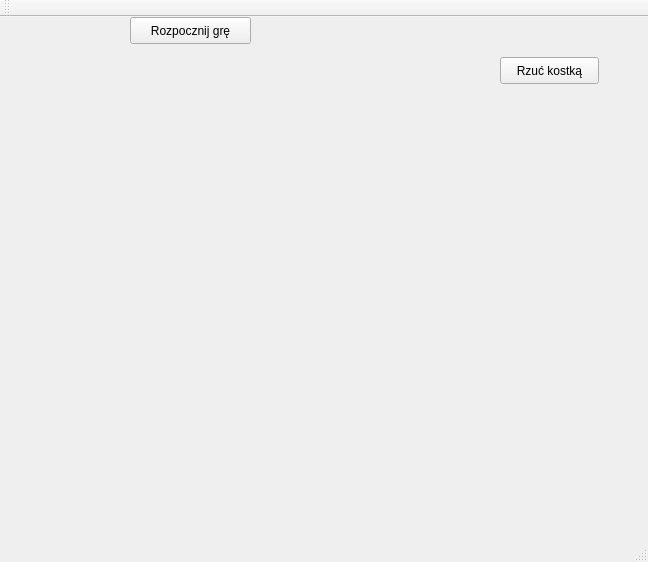
Qt form Chinczyk/mainwindow.ui (sabinakaczor/C_Cpp) before a commit.
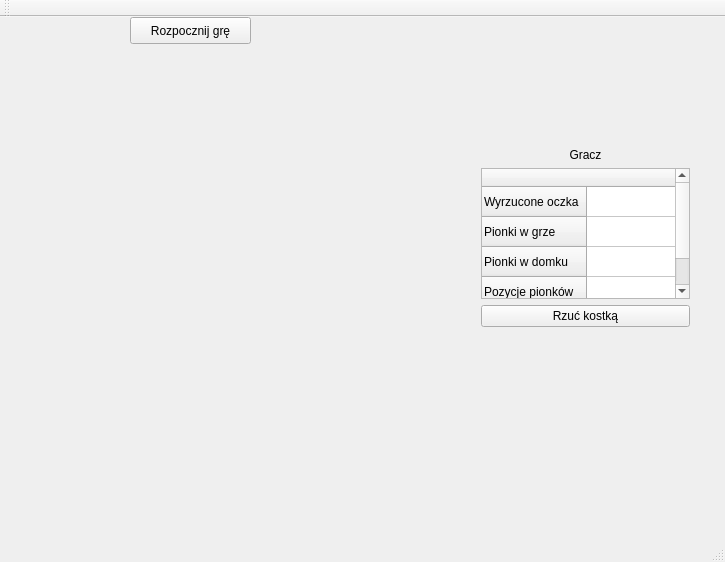
The same form after that commit.

The edit to the form file:
```diff
--- a/Chinczyk/mainwindow.ui
+++ b/Chinczyk/mainwindow.ui
@@ -6,7 +6,7 @@
    <rect>
     <x>0</x>
     <y>0</y>
-    <width>648</width>
+    <width>725</width>
     <height>562</height>
    </rect>
   </property>
@@ -39,18 +39,88 @@
      <string>Rozpocznij grę</string>
     </property>
    </widget>
-   <widget class="QPushButton" name="throw_die">
+   <widget class="QWidget" name="widgetinfo" native="true">
     <property name="geometry">
      <rect>
-      <x>500</x>
-      <y>40</y>
-      <width>99</width>
-      <height>27</height>
+      <x>450</x>
+      <y>100</y>
+      <width>261</width>
+      <height>231</height>
      </rect>
     </property>
-    <property name="text">
-     <string>Rzuć kostką</string>
-    </property>
+    <widget class="QWidget" name="verticalLayoutWidget">
+     <property name="geometry">
+      <rect>
+       <x>20</x>
+       <y>20</y>
+       <width>231</width>
+       <height>201</height>
+      </rect>
+     </property>
+     <layout class="QVBoxLayout" name="layout_info">
+      <item>
+       <widget class="QLabel" name="label">
+        <property name="text">
+         <string>Gracz</string>
+        </property>
+        <property name="alignment">
+         <set>Qt::AlignCenter</set>
+        </property>
+       </widget>
+      </item>
+      <item>
+       <widget class="QTableWidget" name="tableWidget">
+        <property name="enabled">
+         <bool>true</bool>
+        </property>
+        <property name="autoScroll">
+         <bool>false</bool>
+        </property>
+        <property name="editTriggers">
+         <set>QAbstractItemView::NoEditTriggers</set>
+        </property>
+        <property name="tabKeyNavigation">
+         <bool>false</bool>
+        </property>
+        <property name="selectionMode">
+         <enum>QAbstractItemView::NoSelection</enum>
+        </property>
+        <row>
+         <property name="text">
+          <string>Wyrzucone oczka</string>
+         </property>
+        </row>
+        <row>
+         <property name="text">
+          <string>Pionki w grze</string>
+         </property>
+        </row>
+        <row>
+         <property name="text">
+          <string>Pionki w domku</string>
+         </property>
+        </row>
+        <row>
+         <property name="text">
+          <string>Pozycje pionków</string>
+         </property>
+        </row>
+        <column>
+         <property name="text">
+          <string/>
+         </property>
+        </column>
+       </widget>
+      </item>
+      <item>
+       <widget class="QPushButton" name="throw_die">
+        <property name="text">
+         <string>Rzuć kostką</string>
+        </property>
+       </widget>
+      </item>
+     </layout>
+    </widget>
    </widget>
   </widget>
   <widget class="QMenuBar" name="menuBar">
```
Left out of the diff: 2 changed lines with no effect on the pictures.
